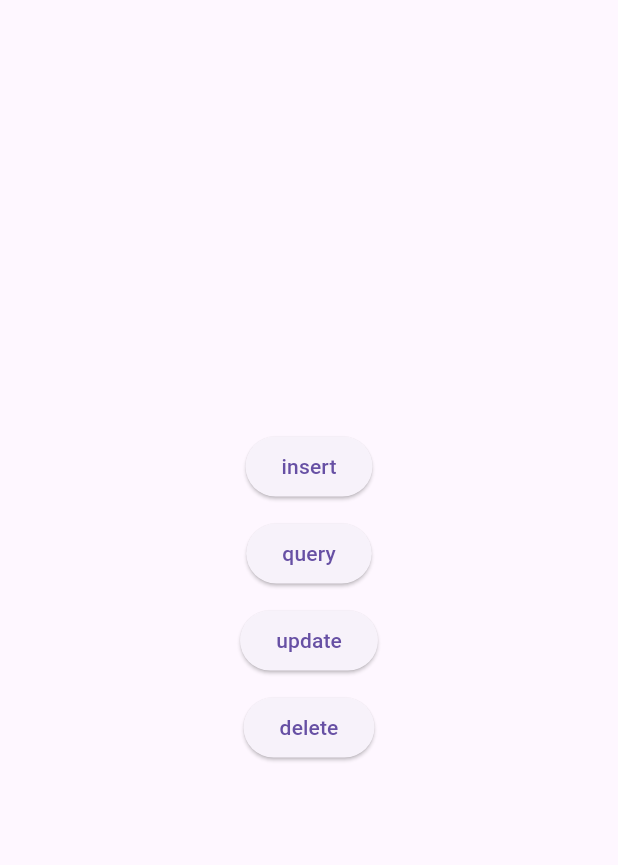
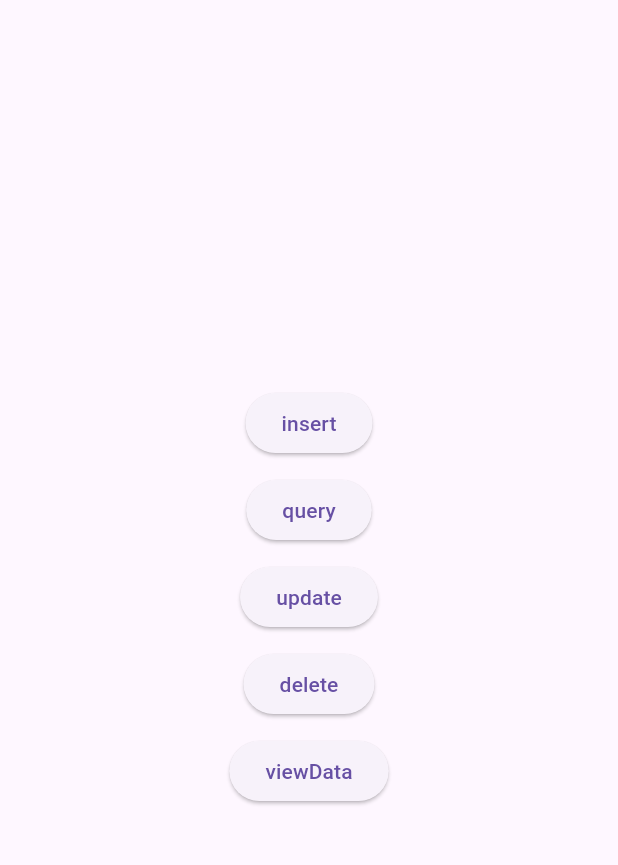
Before and after one commit to Bayol-Alexia/proyecto2, a Flutter app: the screen it shows after launch, on a phone screen of 412 x 824 dp, the part 63-928 px from its top. Run offline on Flutter 3.47's test engine with Material 3 defaults, Android fonts, the phone set to English and light mode, and no system bars; our stand-ins replace sqflite; accounts and stored records are empty.

Commit message:
3eme cours

```diff
--- a/lib/main.dart
+++ b/lib/main.dart
@@ -1,7 +1,7 @@
 import 'package:flutter/material.dart';
+import 'data.dart';
 import 'home.dart';
 import 'modelo.dart';
-
 import 'home.dart';
 
 final dbHelper = DatabaseHelper();
@@ -61,6 +61,16 @@ class MyHomePage extends StatelessWidget {
             ElevatedButton(
               onPressed: _delete,
               child: const Text('delete'),
+            ),
+            const SizedBox(height: 10),
+            ElevatedButton(
+              onPressed: () {
+                Navigator.push(
+                  context,
+                  MaterialPageRoute(builder: (context) => const ViewData()),
+                );
+              },
+              child: const Text('viewData'),
             ),
           ],
         ),
```
Also changed, not shown: lib/data.dart (added, +35 -0 lines), 1 other file.
